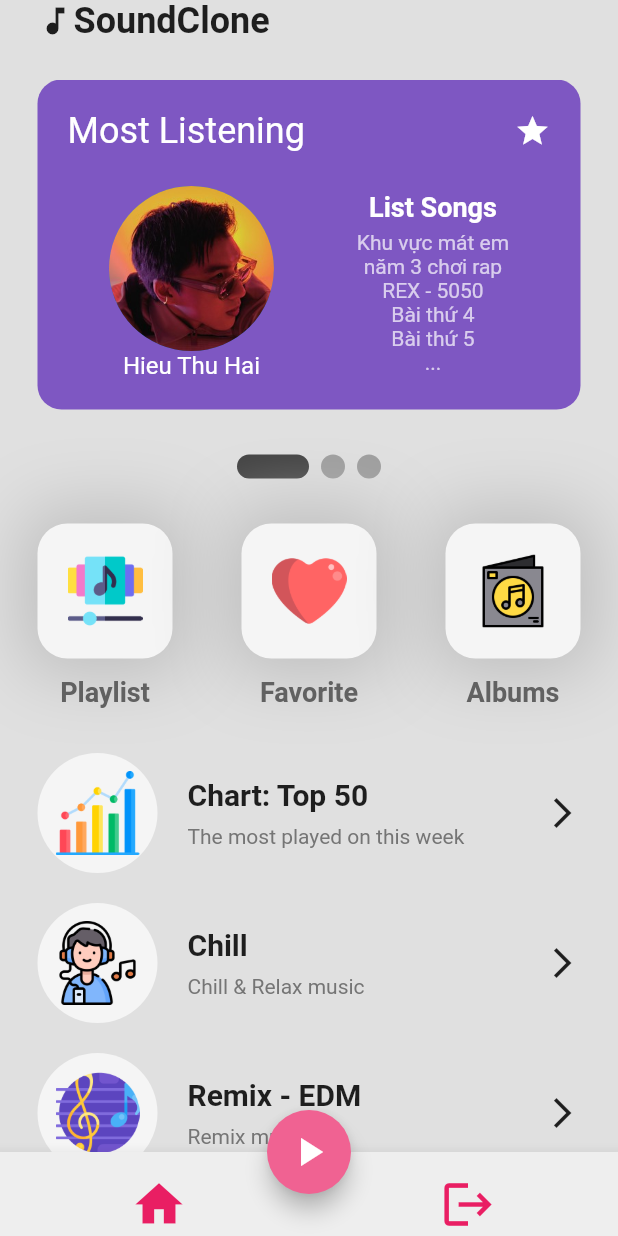
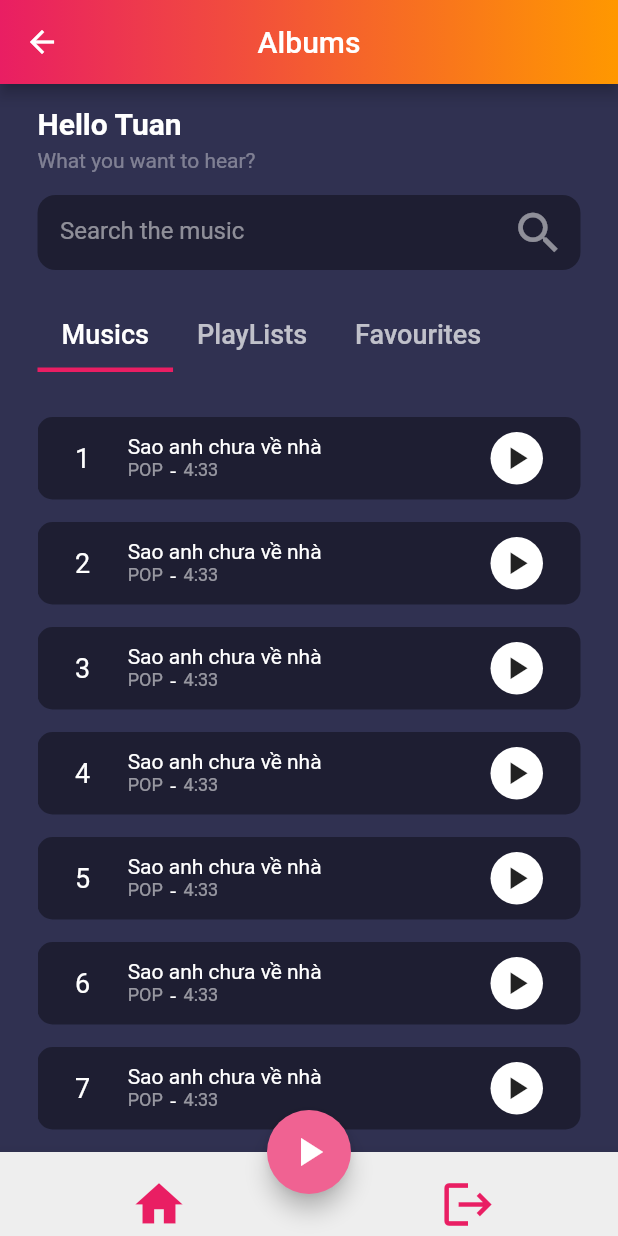
Before and after one commit to bimbimvqt/Flutter_Login_App, a Flutter app: the HomePage screen opened by its route, after a tap on the "play arrow" icon, on a phone screen of 412 x 824 dp. Run offline on Flutter 3.47's test engine with Material 2 defaults, Android fonts, the light colour scheme and no system bars; drawn by our look-alikes of smooth_page_indicator; our stand-ins replace firebase_auth, firebase_core, google_fonts, percent_indicator; accounts and stored records are empty.

Commit message:
update layout

```diff
--- /dev/null
+++ b/lib/pages/albums_page.dart
@@ -0,0 +1,170 @@
+// ignore_for_file: prefer_const_constructors, prefer_const_literals_to_create_immutables
+
+import 'package:firebase_auth/firebase_auth.dart';
+import 'package:first_app/util/albums_list.dart';
+import 'package:first_app/util/music_list_page.dart';
+import 'package:flutter/material.dart';
+
+class AlbumsPage extends StatelessWidget {
+  const AlbumsPage({super.key});
+
+  @override
+  Widget build(BuildContext context) {
+    return Scaffold(
+      backgroundColor: Color(0xFF303151),
+      appBar: AppBar(
+        flexibleSpace: Container(
+          decoration: BoxDecoration(
+              gradient: LinearGradient(
+            colors: [Colors.pink, Colors.orange],
+          )),
+        ),
+        centerTitle: true,
+        title: Text(
+          'Albums',
+        ),
+      ),
+      floatingActionButton: FloatingActionButton(
+        onPressed: () {
+          Navigator.pushNamed(context, '/albums');
+        },
+        backgroundColor: Colors.pink[300],
+        child: Icon(
+          Icons.play_arrow,
+          size: 32,
+        ),
+      ),
+      floatingActionButtonLocation: FloatingActionButtonLocation.centerDocked,
+      bottomNavigationBar: BottomAppBar(
+        color: Colors.grey[200],
+        child: Padding(
+          padding: const EdgeInsets.only(top: 8.0),
+          child: Row(
+            mainAxisAlignment: MainAxisAlignment.spaceAround,
+            children: [
+              IconButton(
+                onPressed: () {
+                  Navigator.pushNamed(context, '/');
+                },
+                icon: Icon(
+                  Icons.home,
+                  size: 38,
+                  color: Colors.pink,
+                ),
+              ),
+              IconButton(
+                onPressed: () {
+                  FirebaseAuth.instance.signOut();
+                },
+                icon: Icon(
+                  Icons.logout,
+                  size: 38,
+                  color: Colors.pink,
+                ),
+              )
+            ],
+          ),
+        ),
+      ),
+      body: DefaultTabController(
+        length: 3,
+        child: Padding(
+          padding: const EdgeInsets.symmetric(horizontal: 25.0, vertical: 15.0),
+          child: Stack(children: [
+            Column(
+              crossAxisAlignment: CrossAxisAlignment.start,
+              children: [
+                Text(
+                  'Hello Tuan',
+                  style: TextStyle(
+                    color: Colors.white,
+                    fontWeight: FontWeight.bold,
+                    fontSize: 20,
+                  ),
+                ),
+                SizedBox(height: 5),
+                Text(
+                  'What you want to hear?',
+                  style: TextStyle(color: Colors.white38),
+                ),
+                Padding(
+                  padding: EdgeInsets.only(top: 15, bottom: 20),
+                  child: Container(
+                    height: 50,
+                    width: 380,
+                    decoration: BoxDecoration(
+                      color: Colors.black38,
+                      borderRadius: BorderRadius.circular(12),
+                    ),
+                    child: Row(
+                      mainAxisAlignment: MainAxisAlignment.spaceBetween,
+                      children: [
+                        Container(
+                          margin: EdgeInsets.symmetric(horizontal: 15),
+                          height: 50,
+                          width: 200,
+                          child: TextFormField(
+                            style: TextStyle(
+                              color: Colors.white,
+                            ),
+                            decoration: InputDecoration(
+                                hintText: 'Search the music',
+                                hintStyle: TextStyle(
+                                  color: Colors.white.withOpacity(0.5),
+                                ),
+                                border: InputBorder.none),
+                          ),
+                        ),
+                        Padding(
+                          padding: EdgeInsets.symmetric(horizontal: 10),
+                          child: Icon(
+                            Icons.search,
+                            size: 36,
+                            color: Colors.white.withOpacity(0.5),
+                          ),
+                        ),
+                      ],
+                    ),
+                  ),
+                ),
+                TabBar(
+                  isScrollable: true,
+                  labelStyle: TextStyle(
+                    fontSize: 18,
+                  ),
+                  indicator: BoxDecoration(
+                    border: Border(
+                      bottom: BorderSide(
+                        width: 3,
+                        color: Colors.pink,
+                      ),
+                    ),
+                  ),
+                  tabs: [
+                    Tab(
+                      text: 'Musics',
+                    ),
+                    Tab(
+                      text: 'PlayLists',
+                    ),
+                    Tab(
+                      text: 'Favourites',
+                    ),
+                  ],
+                ),
+                Flexible(
+                    child: TabBarView(
+                  children: [
+                    MusicList(),
+                    AlbumsList(),
+                    MusicList(),
+                  ],
+                ))
+              ],
+            )
+          ]),
+        ),
+      ),
+    );
+  }
+}
--- a/lib/pages/home_page.dart
+++ b/lib/pages/home_page.dart
@@ -27,7 +27,9 @@ class _HomePageState extends State<HomePage> {
         resizeToAvoidBottomInset: false,
         backgroundColor: Colors.grey[300],
         floatingActionButton: FloatingActionButton(
-          onPressed: () {},
+          onPressed: () {
+            Navigator.pushNamed(context, '/albums');
+          },
           backgroundColor: Colors.pink[300],
           child: Icon(
             Icons.play_arrow,
@@ -159,11 +161,11 @@ class _HomePageState extends State<HomePage> {
                     child: Row(
                       mainAxisAlignment: MainAxisAlignment.spaceBetween,
                       children: [
-                        // send button
+                        // playlist button
 
                         GestureDetector(
                           onTap: () {
-                            Navigator.pushNamed(context, '/send');
+                            Navigator.pushNamed(context, '/playlist');
                           },
                           child: MyButton(
                             buttonText: 'Playlist',
@@ -175,9 +177,14 @@ class _HomePageState extends State<HomePage> {
                           buttonText: 'Favorite',
                           iconImagePath: 'lib/icons/favorite.png',
                         ),
-                        MyButton(
-                          buttonText: 'Albums',
-                          iconImagePath: 'lib/icons/albums.png',
+                        GestureDetector(
+                          onTap: () {
+                            Navigator.pushNamed(context, '/albums');
+                          },
+                          child: MyButton(
+                            buttonText: 'Albums',
+                            iconImagePath: 'lib/icons/albums.png',
+                          ),
                         ),
                         // pay button
 
--- a/lib/pages/playList_page.dart
+++ b/lib/pages/playList_page.dart
@@ -5,8 +5,8 @@ import 'package:first_app/util/neu_box.dart';
 import 'package:flutter/material.dart';
 import 'package:percent_indicator/linear_percent_indicator.dart';
 
-class SendPage extends StatelessWidget {
-  const SendPage({super.key});
+class PlayList extends StatelessWidget {
+  const PlayList({super.key});
 
   @override
   Widget build(BuildContext context) {
@@ -16,7 +16,7 @@ class SendPage extends StatelessWidget {
           onPressed: () {},
           backgroundColor: Colors.pink[300],
           child: Icon(
-            Icons.monetization_on,
+            Icons.play_arrow,
             size: 32,
           ),
         ),
--- /dev/null
+++ b/lib/util/music_list_page.dart
@@ -0,0 +1,96 @@
+// ignore_for_file: prefer_const_constructors
+
+import 'package:flutter/material.dart';
+
+class MusicList extends StatelessWidget {
+  const MusicList({super.key});
+
+  @override
+  Widget build(BuildContext context) {
+    return SingleChildScrollView(
+      child: Column(
+        children: [
+          SizedBox(
+            height: 15,
+          ),
+          for (int i = 1; i < 20; i++)
+            Container(
+              margin: EdgeInsets.only(top: 15),
+              padding: EdgeInsets.symmetric(vertical: 10.0, horizontal: 25.0),
+              decoration: BoxDecoration(
+                color: Colors.black38,
+                borderRadius: BorderRadius.circular(10),
+              ),
+              child: Row(
+                children: [
+                  Text(
+                    i.toString(),
+                    style: TextStyle(
+                      color: Colors.white,
+                      fontSize: 18,
+                      fontWeight: FontWeight.w400,
+                    ),
+                  ),
+                  SizedBox(width: 25),
+                  InkWell(
+                    onTap: () {
+                      Navigator.pushNamed(context, '/playlist');
+                    },
+                    child: Column(
+                      crossAxisAlignment: CrossAxisAlignment.start,
+                      children: [
+                        Text(
+                          'Sao anh chưa về nhà',
+                          style: TextStyle(color: Colors.white),
+                        ),
+                        Row(
+                          // ignore: prefer_const_literals_to_create_immutables
+                          children: [
+                            Text(
+                              'POP',
+                              style: TextStyle(
+                                color: Colors.white54,
+                                fontSize: 12,
+                              ),
+                            ),
+                            SizedBox(width: 5),
+                            Text(
+                              '-',
+                              style: TextStyle(
+                                color: Colors.white,
+                              ),
+                            ),
+                            SizedBox(width: 5),
+                            Text(
+                              '4:33',
+                              style: TextStyle(
+                                color: Colors.white54,
+                                fontSize: 12,
+                              ),
+                            ),
+                          ],
+                        ),
+                      ],
+                    ),
+                  ),
+                  Spacer(),
+                  Container(
+                    height: 35,
+                    width: 35,
+                    decoration: BoxDecoration(
+                      color: Colors.white,
+                      borderRadius: BorderRadius.circular(30),
+                    ),
+                    child: Icon(
+                      Icons.play_arrow,
+                      size: 25,
+                    ),
+                  )
+                ],
+              ),
+            )
+        ],
+      ),
+    );
+  }
+}
```
Also changed, not shown: lib/main.dart (+7 -2 lines), lib/pages/play_lists_page.dart (added, +18 -0 lines), lib/util/albums_list.dart (added, +70 -0 lines).
